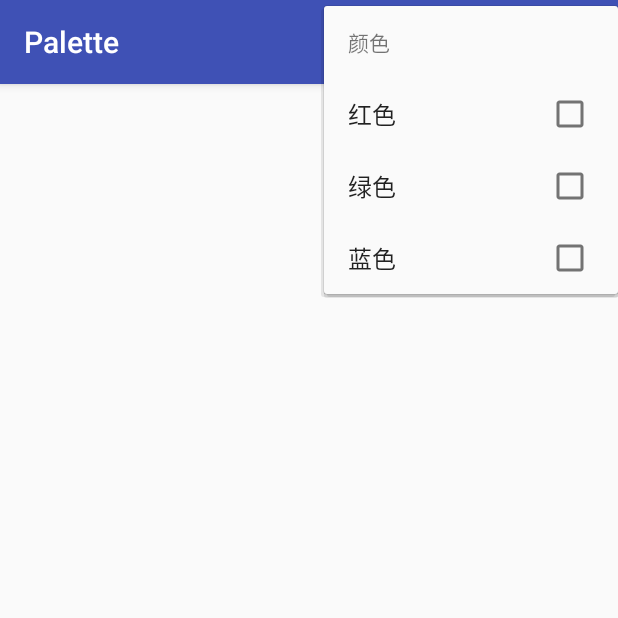
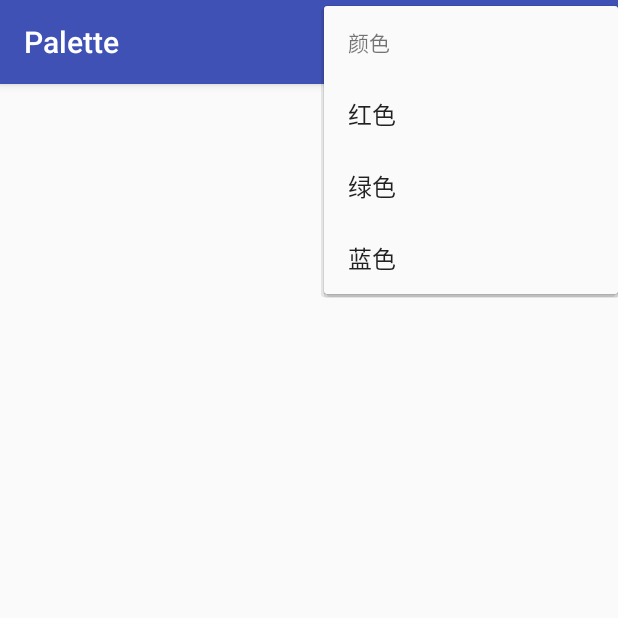
Before and after one commit to LuckyYangChen/Palette, an Android app: the screen it shows after launch (MainActivity), in the options menu, after a tap on "颜色", on a phone screen of 412 x 824 dp, the top half of it. Run offline under Robolectric (Android 15) with nearby library versions, the phone set to English and light mode, and no system bars.

Commit message:
删除无用图片，去除复选框

```diff
--- a/app/src/main/java/com/example/kevin/MainActivity.java
+++ b/app/src/main/java/com/example/kevin/MainActivity.java
@@ -73,6 +73,7 @@ public class MainActivity extends AppCompatActivity {
                 break;
             case R.id.normal:
                 drawView.paint.setMaskFilter(null);
+                break;
             case R.id.blur:
                 drawView.paint.setMaskFilter(blur);
                 break;
--- a/app/src/main/res/menu/menu_main.xml
+++ b/app/src/main/res/menu/menu_main.xml
@@ -2,7 +2,7 @@
 <menu xmlns:android="http://schemas.android.com/apk/res/android">
     <item android:title="颜色">
         <menu>
-            <group android:checkableBehavior="single">
+            <group>
                 <item
                     android:id="@+id/red"
                     android:title="红色" />
```
Also changed, not shown: app/src/main/res/mipmap-xxhdpi/aa.jpg (deleted).
